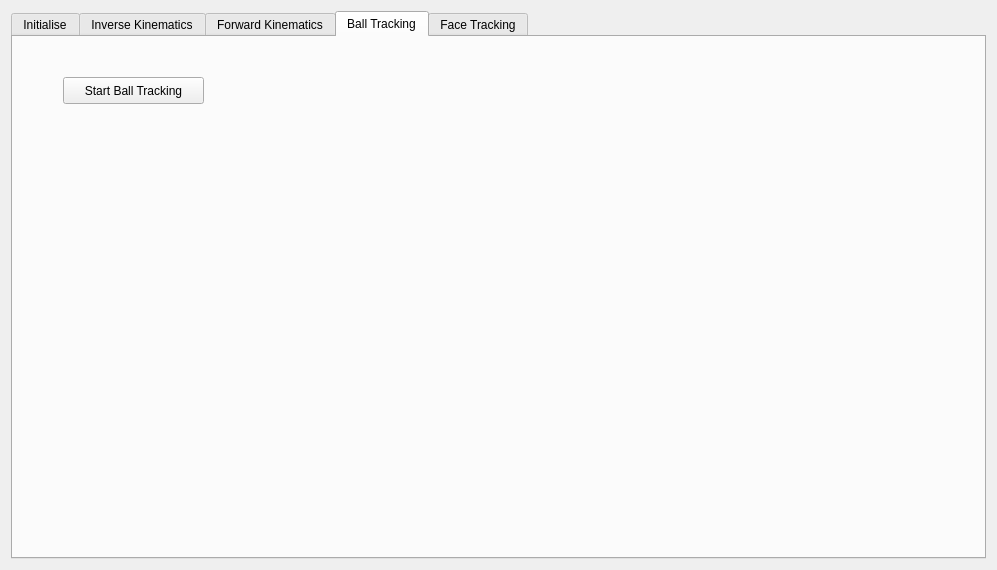
girvaw2/Maggie-version-3, file tools/arm_tests/arm_test_gui/ui/widget.ui: the form before one commit.
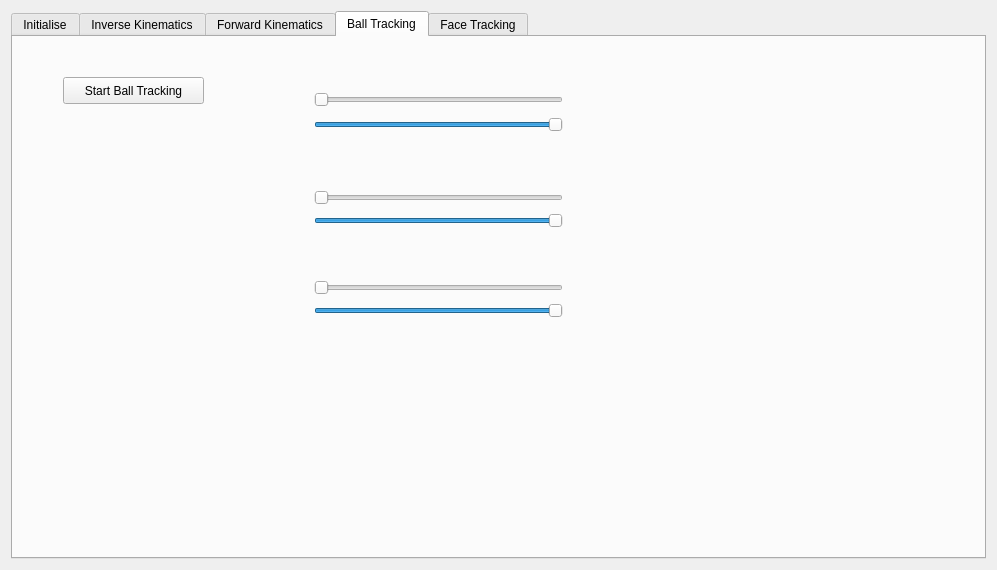
The form after the commit.

Patch:
```diff
--- a/tools/arm_tests/arm_test_gui/ui/widget.ui
+++ b/tools/arm_tests/arm_test_gui/ui/widget.ui
@@ -209,6 +209,111 @@
         <string>Start Ball Tracking</string>
        </property>
       </widget>
+      <widget class="QWidget" name="">
+       <property name="geometry">
+        <rect>
+         <x>290</x>
+         <y>40</y>
+         <width>271</width>
+         <height>71</height>
+        </rect>
+       </property>
+       <layout class="QGridLayout" name="gridLayout_3">
+        <item row="0" column="0">
+         <widget class="QSlider" name="hueLowerSlider">
+          <property name="maximum">
+           <number>255</number>
+          </property>
+          <property name="orientation">
+           <enum>Qt::Horizontal</enum>
+          </property>
+         </widget>
+        </item>
+        <item row="1" column="0">
+         <widget class="QSlider" name="hueUpperSlider">
+          <property name="maximum">
+           <number>255</number>
+          </property>
+          <property name="value">
+           <number>255</number>
+          </property>
+          <property name="orientation">
+           <enum>Qt::Horizontal</enum>
+          </property>
+         </widget>
+        </item>
+       </layout>
+      </widget>
+      <widget class="QWidget" name="">
+       <property name="geometry">
+        <rect>
+         <x>290</x>
+         <y>140</y>
+         <width>271</width>
+         <height>66</height>
+        </rect>
+       </property>
+       <layout class="QGridLayout" name="gridLayout_4">
+        <item row="0" column="0">
+         <widget class="QSlider" name="saturationLowerSlider">
+          <property name="maximum">
+           <number>255</number>
+          </property>
+          <property name="orientation">
+           <enum>Qt::Horizontal</enum>
+          </property>
+         </widget>
+        </item>
+        <item row="1" column="0">
+         <widget class="QSlider" name="saturationUpperSlider">
+          <property name="maximum">
+           <number>255</number>
+          </property>
+          <property name="value">
+           <number>255</number>
+          </property>
+          <property name="orientation">
+           <enum>Qt::Horizontal</enum>
+          </property>
+         </widget>
+        </item>
+       </layout>
+      </widget>
+      <widget class="QWidget" name="">
+       <property name="geometry">
+        <rect>
+         <x>290</x>
+         <y>230</y>
+         <width>271</width>
+         <height>66</height>
+        </rect>
+       </property>
+       <layout class="QGridLayout" name="gridLayout_5">
+        <item row="0" column="0">
+         <widget class="QSlider" name="valueLowerSlider">
+          <property name="maximum">
+           <number>255</number>
+          </property>
+          <property name="orientation">
+           <enum>Qt::Horizontal</enum>
+          </property>
+         </widget>
+        </item>
+        <item row="1" column="0">
+         <widget class="QSlider" name="valueUpperSlider">
+          <property name="maximum">
+           <number>255</number>
+          </property>
+          <property name="value">
+           <number>255</number>
+          </property>
+          <property name="orientation">
+           <enum>Qt::Horizontal</enum>
+          </property>
+         </widget>
+        </item>
+       </layout>
+      </widget>
      </widget>
      <widget class="QWidget" name="headTrackingTab">
       <attribute name="title">
```
